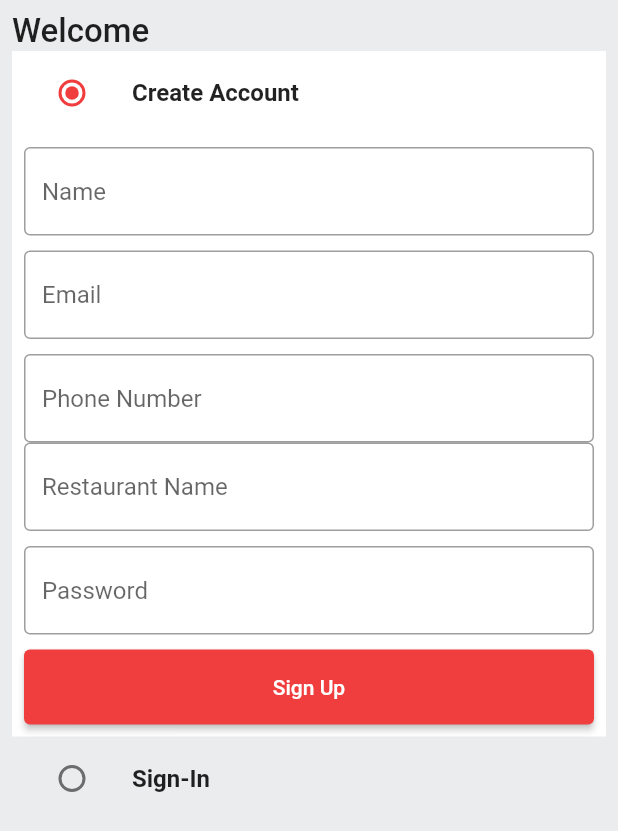
After one commit to GabrielMcryu/JikoExpress, a Flutter app: the AuthScreen screen opened by its route, after a tap on "Log in as a Restaurant", on a phone screen of 412 x 824 dp. The commit adds this screen. Shown: the top 831 px of the screen. Run offline on Flutter 3.47's test engine with Material 2 defaults, Android fonts, the phone set to English and light mode, and no system bars; our stand-ins replace file_picker, flutter_rating_bar, shared_preferences; accounts and stored records are empty.

Commit message:
Implemented Authentication for Restaurant Role

```diff
--- a/lib/features/auth/models/payload.dart
+++ b/lib/features/auth/models/payload.dart
@@ -1,14 +1,14 @@
 class Payload {
   String? id;
-  String? type;
+  String? role;
   int? iat;
 
-  Payload({this.id, this.type, this.iat});
+  Payload({this.id, this.role, this.iat});
 
   factory Payload.fromJson(Map<String, dynamic> json) {
     return Payload(
       id: json['id'],
-      type: json['type'],
+      role: json['role'],
       iat: json['iat'],
     );
   }
@@ -16,7 +16,7 @@ class Payload {
   Map<String, dynamic> toJson() {
     final Map<String, dynamic> data = {};
     data['id'] = id;
-    data['type'] = type;
+    data['role'] = role;
     data['iat'] = iat;
     return data;
   }
--- /dev/null
+++ b/lib/features/auth/screens/auth_screen.dart
@@ -0,0 +1,59 @@
+import 'package:flutter/material.dart';
+import 'package:jiko_express/constants/global_variables.dart';
+import 'package:jiko_express/common/widgets/custom_button.dart';
+import 'customer_auth_screen.dart';
+import 'restaurant_auth_screen.dart';
+
+class AuthScreen extends StatelessWidget {
+  static const String routeName = '/auth-screen';
+  const AuthScreen({super.key});
+
+  void navigateToCustomerAuthScreen(BuildContext context) {
+    Navigator.pushNamed(context, CustomerAuthScreen.routeName);
+  }
+
+  void navigateToRestaurantAuthScreen(BuildContext context) {
+    Navigator.pushNamed(context, RestaurantAuthScreen.routeName);
+  }
+
+  @override
+  Widget build(BuildContext context) {
+    return Scaffold(
+      backgroundColor: GlobalVariables.backgroundColor,
+      body: Padding(
+        padding: const EdgeInsets.all(8.0),
+        child: Column(
+          mainAxisAlignment: MainAxisAlignment.center,
+          children: [
+            Image.asset(
+              'assets/images/jiko-express-logo-white.png',
+              width: 200,
+              height: 200,
+            ),
+            const SizedBox(height: 20),
+            CustomButton(
+                text: 'Log in as a Customer',
+                onTap: () {
+                  navigateToCustomerAuthScreen(context);
+                }
+            ),
+            const SizedBox(height: 20),
+            CustomButton(
+                text: 'Log in as a Restaurant',
+                onTap: () {
+                  navigateToRestaurantAuthScreen(context);
+                }
+            ),
+            const SizedBox(height: 20),
+            CustomButton(
+                text: 'Log in as a Rider',
+                onTap: () {
+
+                }
+            ),
+          ],
+        ),
+      ),
+    );
+  }
+}
--- /dev/null
+++ b/lib/features/auth/screens/restaurant_auth_screen.dart
@@ -0,0 +1,201 @@
+import 'package:jiko_express/common/widgets/custom_button.dart';
+import 'package:jiko_express/common/widgets/custom_textfield.dart';
+import 'package:jiko_express/constants/global_variables.dart';
+import 'package:jiko_express/features/auth/services/auth_service.dart';
+import 'package:flutter/material.dart';
+
+enum Auth {
+  signin,
+  signup,
+}
+
+class RestaurantAuthScreen extends StatefulWidget {
+  static const String routeName = '/restaurant-auth-screen';
+  const RestaurantAuthScreen({super.key});
+
+  @override
+  State<RestaurantAuthScreen> createState() => _RestaurantAuthScreenState();
+}
+
+class _RestaurantAuthScreenState extends State<RestaurantAuthScreen> {
+  Auth _auth = Auth.signup;
+  final _signUpFormKey = GlobalKey<FormState>();
+  final _signInFormKey = GlobalKey<FormState>();
+
+  final AuthService authService = AuthService();
+  final TextEditingController _nameController = TextEditingController();
+  final TextEditingController _emailController = TextEditingController();
+  final TextEditingController _passwordController = TextEditingController();
+  final TextEditingController _phoneNumberController = TextEditingController();
+  final TextEditingController _restaurantNameController = TextEditingController();
+
+  @override
+  void dispose() {
+    super.dispose();
+    _nameController.dispose();
+    _emailController.dispose();
+    _passwordController.dispose();
+    _phoneNumberController.dispose();
+  }
+
+  void signUpRestaurant() {
+    authService.signUpRestaurant(
+        context: context,
+        name: _nameController.text,
+        email: _emailController.text,
+        password: _passwordController.text,
+        phoneNumber: _phoneNumberController.text,
+        restaurantName: _restaurantNameController.text,
+    );
+  }
+
+  void signInUser() {
+    authService.signInUser(
+      context: context,
+      email: _emailController.text,
+      password: _passwordController.text,
+    );
+  }
+
+  @override
+  Widget build(BuildContext context) {
+    return Scaffold(
+      backgroundColor: GlobalVariables.greyBackgroundColor,
+      body: SafeArea(
+        child: Padding(
+          padding: const EdgeInsets.all(8.0),
+          child: SingleChildScrollView(
+            child: Column(
+              crossAxisAlignment: CrossAxisAlignment.start,
+              children: [
+                const Text(
+                  'Welcome',
+                  style: TextStyle(
+                    fontSize: 22,
+                    fontWeight: FontWeight.w500,
+                  ),
+                ),
+                ListTile(
+                  tileColor: _auth == Auth.signup
+                      ? GlobalVariables.backgroundColor
+                      : GlobalVariables.greyBackgroundColor,
+                  title: const Text(
+                    'Create Account',
+                    style: TextStyle(
+                      fontWeight: FontWeight.bold,
+                    ),
+                  ),
+                  leading: Radio(
+                    activeColor: GlobalVariables.secondaryColor,
+                    value: Auth.signup,
+                    groupValue: _auth,
+                    onChanged: (Auth? val) {
+                      setState(() {
+                        _auth = val!;
+                      });
+                    },
+                  ),
+                ),
+                if(_auth == Auth.signup)
+                  Container(
+                    padding: const EdgeInsets.all(8),
+                    color: GlobalVariables.backgroundColor,
+                    child: Form(
+                      key: _signUpFormKey,
+                      child: Column(
+                        children: [
+                          CustomTextField(
+                            controller: _nameController,
+                            hintText: 'Name',
+                          ),
+                          const SizedBox(height: 10,),
+                          CustomTextField(
+                            controller: _emailController,
+                            hintText: 'Email',
+                          ),
+                          const SizedBox(height: 10),
+                          CustomTextField(
+                            controller: _phoneNumberController,
+                            hintText: 'Phone Number',
+                          ),
+                          CustomTextField(
+                            controller: _restaurantNameController,
+                            hintText: 'Restaurant Name',
+                          ),
+                          const SizedBox(height: 10),
+                          CustomTextField(
+                            controller: _passwordController,
+                            hintText: 'Password',
+                          ),
+                          const SizedBox(height: 10),
+                          CustomButton(
+                              text: 'Sign Up',
+                              onTap: () {
+                                if(_signUpFormKey.currentState!.validate()) {
+                                  signUpRestaurant();
+                                }
+                              }
+                          ),
+                        ],
+                      ),
+                    ),
+                  ),
+                ListTile(
+                  tileColor: _auth == Auth.signin
+                      ? GlobalVariables.backgroundColor
+                      : GlobalVariables.greyBackgroundColor,
+                  title: const Text(
+                    'Sign-In',
+                    style: TextStyle(
+                      fontWeight: FontWeight.bold,
+                    ),
+                  ),
+                  leading: Radio(
+                    activeColor: GlobalVariables.secondaryColor,
+                    value: Auth.signin,
+                    groupValue: _auth,
+                    onChanged: (Auth? val) {
+                      setState(() {
+                        _auth = val!;
+                      });
+                    },
+                  ),
+                ),
+                if(_auth == Auth.signin)
+                  Container(
+                    padding: const EdgeInsets.all(8),
+                    color: GlobalVariables.backgroundColor,
+                    child: Form(
+                      key: _signInFormKey,
+                      child: Column(
+                        children: [
+                          CustomTextField(
+                            controller: _emailController,
+                            hintText: 'Email',
+                          ),
+                          const SizedBox(height: 10),
+                          CustomTextField(
+                            controller: _passwordController,
+                            hintText: 'Password',
+                          ),
+                          const SizedBox(height: 10),
+                          CustomButton(
+                              text: 'Sign In',
+                              onTap: () {
+                                if (_signInFormKey.currentState!.validate()) {
+                                  signInUser();
+                                }
+                              }
+                          ),
+                        ],
+                      ),
+                    ),
+                  ),
+              ],
+            ),
+          ),
+        ),
+      ),
+    );
+  }
+}
--- a/lib/main.dart
+++ b/lib/main.dart
@@ -4,6 +4,7 @@ import 'constants/global_variables.dart';
 import 'features/auth/services/auth_service.dart';
 import 'features/auth/services/auth_service.dart';
 import 'features/auth/screens/customer_auth_screen.dart';
+import 'features/auth/screens/auth_screen.dart';
 
 import 'providers/user_provider.dart';
 import 'package:flutter/material.dart';
@@ -52,7 +53,7 @@ class _MyAppState extends State<MyApp> {
         ),
       ),
       onGenerateRoute: (settings) => generateRoute(settings),
-      home: const CustomerAuthScreen()
+      home: const AuthScreen()
     );
   }
 }
--- a/lib/router.dart
+++ b/lib/router.dart
@@ -1,13 +1,43 @@
 
 import 'package:flutter/material.dart';
 import 'features/auth/screens/customer_auth_screen.dart';
+import 'features/auth/screens/auth_screen.dart';
+import 'features/auth/screens/restaurant_auth_screen.dart';
+import 'features/customer/screens/customer_home_screen.dart';
+import 'features/restaurant/screens/restaurant_home_screen.dart';
+import 'features/rider/screens/rider_home_screen.dart';
 
 Route<dynamic> generateRoute(RouteSettings routeSettings) {
     switch(routeSettings.name) {
+      case AuthScreen.routeName:
+        return MaterialPageRoute(
+          settings: routeSettings,
+          builder: (_) => const AuthScreen(),
+        );
       case CustomerAuthScreen.routeName:
         return MaterialPageRoute(
           settings: routeSettings,
           builder: (_) => const CustomerAuthScreen(),
+        );
+      case RestaurantAuthScreen.routeName:
+        return MaterialPageRoute(
+          settings: routeSettings,
+          builder: (_) => const RestaurantAuthScreen(),
+        );
+      case CustomerHomeScreen.routeName:
+        return MaterialPageRoute(
+          settings: routeSettings,
+          builder: (_) => const CustomerHomeScreen(),
+        );
+      case RestaurantHomeScreen.routeName:
+        return MaterialPageRoute(
+          settings: routeSettings,
+          builder: (_) => const RestaurantHomeScreen(),
+        );
+      case RiderHomeScreen.routeName:
+        return MaterialPageRoute(
+          settings: routeSettings,
+          builder: (_) => const RiderHomeScreen(),
         );
       default:
         return MaterialPageRoute(
```
Also changed, not shown: lib/features/auth/services/auth_service.dart (+60 -2 lines), lib/features/customer/screens/customer_home_screen.dart (added, +26 -0 lines), lib/features/restaurant/screens/restaurant_home_screen.dart (added, +26 -0 lines), lib/features/rider/screens/rider_home_screen.dart (added, +26 -0 lines), assets/images/jiko-express-logo-white.png (added), assets/images/jiko-express-logo.png, 2 other files.
